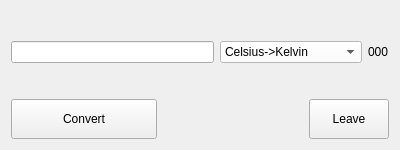
Above: tempConvert/tempconvert.ui from TTVNaylek/TempConvert before the change. Below: the same form after it.
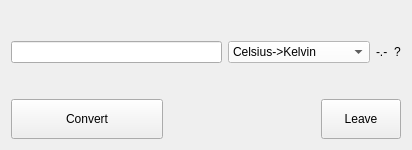
That is the form after the change.

```diff
--- a/tempConvert/tempconvert.ui
+++ b/tempConvert/tempconvert.ui
@@ -6,7 +6,7 @@
    <rect>
     <x>0</x>
     <y>0</y>
-    <width>400</width>
+    <width>412</width>
     <height>150</height>
    </rect>
   </property>
@@ -74,7 +74,14 @@
      <item>
       <widget class="QLabel" name="result">
        <property name="text">
-        <string>000</string>
+        <string>-.-</string>
+       </property>
+      </widget>
+     </item>
+     <item>
+      <widget class="QLabel" name="resultUnit">
+       <property name="text">
+        <string>?</string>
        </property>
       </widget>
      </item>
```
